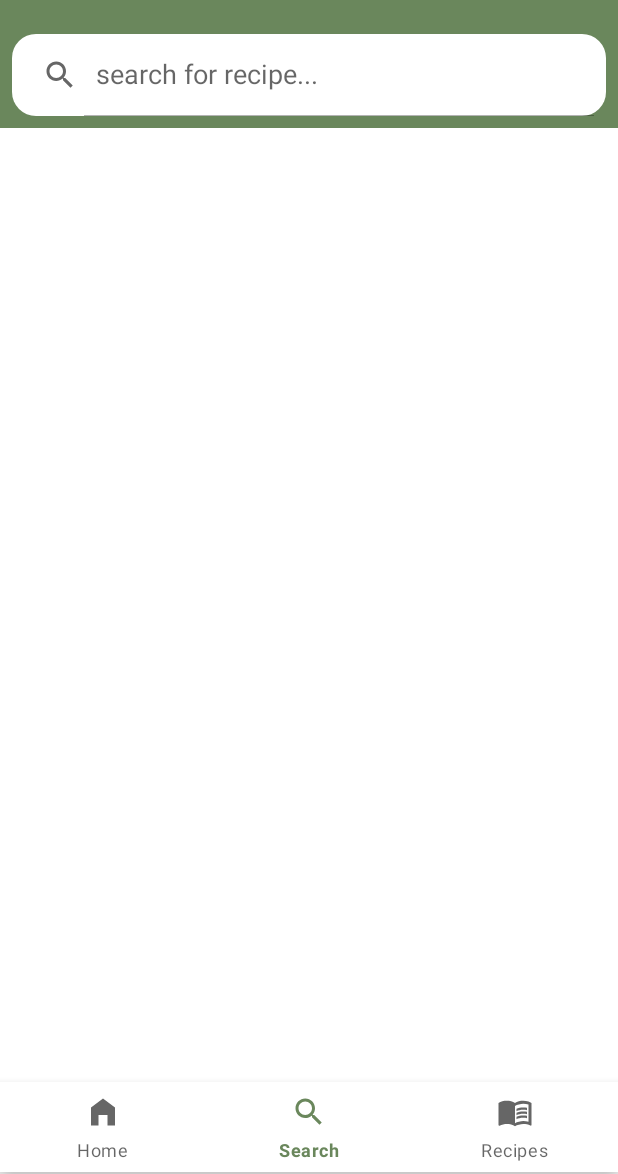
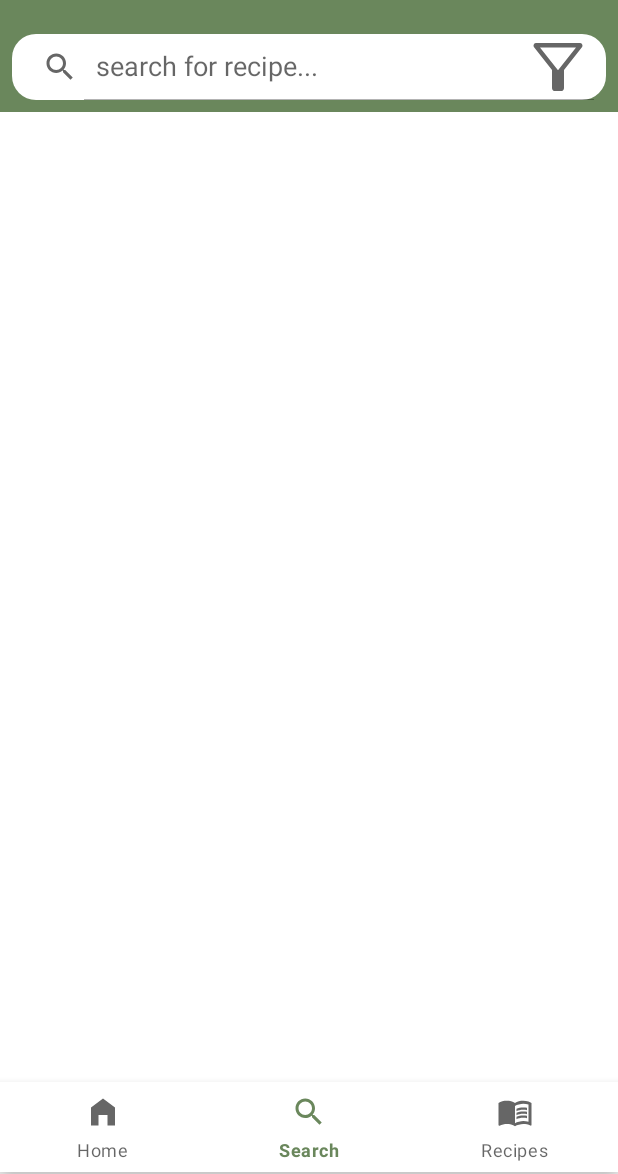
Before and after one commit to user1312420/KitchenCompass, an Android app: the screen it shows after launch (MainActivity), item 2 of the bottom bar chosen, on a phone screen of 412 x 824 dp, the part 62-1236 px from its top. Run offline under Robolectric (Android 15) with nearby library versions, the phone set to English and light mode, and no system bars.

Commit message:
add popupmenu for search filter

```diff
--- a/app/src/main/java/com/app/kitchencompass/ui/search/SearchFragment.kt
+++ b/app/src/main/java/com/app/kitchencompass/ui/search/SearchFragment.kt
@@ -4,8 +4,11 @@ import android.content.Intent
 import android.os.Bundle
 import android.util.Log
 import android.view.LayoutInflater
+import android.view.MenuItem
 import android.view.View
 import android.view.ViewGroup
+import android.widget.ImageButton
+import android.widget.PopupMenu
 import android.widget.SearchView
 import androidx.fragment.app.Fragment
 import androidx.lifecycle.lifecycleScope
@@ -26,10 +29,12 @@ import java.io.IOException
 class SearchFragment : Fragment(), RecipeAdapter.OnItemClickListener {
 
     private val client = OkHttpClient()
-    private val baseURL: String = "http://23.236.54.96:9999/api/"
+    private val baseURL: String = "http://23.236.54.96:9999/api"
     private lateinit var searchView: SearchView
     private lateinit var recyclerView: RecyclerView
     private lateinit var recipeAdapter: RecipeAdapter
+    private lateinit var filterButton: ImageButton
+    private var currentFilter = "Name" // Default filter
 
     override fun onCreateView(
         inflater: LayoutInflater, container: ViewGroup?,
@@ -41,7 +46,12 @@ class SearchFragment : Fragment(), RecipeAdapter.OnItemClickListener {
         // Initialize views
         searchView = view.findViewById(R.id.search_view)
         recyclerView = view.findViewById(R.id.recycler_view)
+        filterButton = view.findViewById(R.id.filter_button)
+
         recyclerView.layoutManager = LinearLayoutManager(context)
+
+        // Set up PopupMenu for filter options
+        filterButton.setOnClickListener { showFilterPopup(it) }
 
         // SearchView listener
         searchView.setOnQueryTextListener(
@@ -50,7 +60,7 @@ class SearchFragment : Fragment(), RecipeAdapter.OnItemClickListener {
                     if (!query.isNullOrBlank()) {
                         lifecycleScope.launch {
                             try {
-                                val recipes: List<Recipe> = requestRecipes("ingredients", query)
+                                val recipes: List<Recipe> = requestRecipes(currentFilter, query)
                                 recipeAdapter = RecipeAdapter(recipes, this@SearchFragment)
                                 recyclerView.adapter = recipeAdapter
                             } catch (e: IOException) {
@@ -71,7 +81,21 @@ class SearchFragment : Fragment(), RecipeAdapter.OnItemClickListener {
         return view
     }
 
+    private fun showFilterPopup(view: View) {
+        val popupMenu = PopupMenu(requireContext(), view)
+        popupMenu.menuInflater.inflate(R.menu.filter_menu, popupMenu.menu)
+
+        popupMenu.setOnMenuItemClickListener { menuItem: MenuItem ->
+            currentFilter = menuItem.title.toString()
+            searchView.queryHint = "Search by $currentFilter"
+            true
+        }
+
+        popupMenu.show()
+    }
+
     override fun onItemClick(recipe: Recipe) {
+        // Handle item click and navigate to DetailedActivity
         val intent = Intent(context, DetailedActivity::class.java)
         intent.putExtra("RECIPE_NAME", recipe.name)
         intent.putExtra("RECIPE_IMAGE", recipe.previewImage)
@@ -83,7 +107,7 @@ class SearchFragment : Fragment(), RecipeAdapter.OnItemClickListener {
 
     @Throws(IOException::class)
     suspend fun requestRecipes(apiEndpoint: String, requestArgument: String): List<Recipe> {
-        val url = "$baseURL$apiEndpoint?$apiEndpoint=$requestArgument"
+        val url = "$baseURL/recipe?$apiEndpoint=$requestArgument"
         val request = Request.Builder().url(url).build()
 
         return withContext(Dispatchers.IO) {
--- /dev/null
+++ b/app/src/main/res/drawable/ic_filter_list.xml
@@ -0,0 +1,10 @@
+<vector xmlns:android="http://schemas.android.com/apk/res/android"
+    android:width="48dp"
+    android:height="48dp"
+    android:viewportWidth="960"
+    android:viewportHeight="960"
+    android:tint="?attr/colorControlNormal">
+  <path
+      android:fillColor="@android:color/white"
+      android:pathData="M440,800Q423,800 411.5,788.5Q400,777 400,760L400,520L161,215Q147,198 157,179Q167,160 188,160L772,160Q793,160 803,179Q813,198 799,215L560,520L560,760Q560,777 548.5,788.5Q537,800 520,800L440,800ZM480,524L720,220L240,220L480,524ZM480,524L480,524L480,524Z"/>
+</vector>
--- a/app/src/main/res/layout/activity_search.xml
+++ b/app/src/main/res/layout/activity_search.xml
@@ -1,13 +1,14 @@
 <?xml version="1.0" encoding="utf-8"?>
 <androidx.constraintlayout.widget.ConstraintLayout xmlns:android="http://schemas.android.com/apk/res/android"
     xmlns:app="http://schemas.android.com/apk/res-auto"
+    xmlns:tools="http://schemas.android.com/tools"
     android:layout_width="match_parent"
     android:layout_height="match_parent">
 
     <SearchView
         android:id="@+id/search_view"
         android:layout_width="0dp"
-        android:layout_height="0dp"
+        android:layout_height="60dp"
         app:layout_constraintTop_toTopOf="parent"
         app:layout_constraintLeft_toLeftOf="parent"
         app:layout_constraintRight_toRightOf="parent"
@@ -15,7 +16,19 @@
         android:queryHint="search for recipe..."
         android:iconifiedByDefault="false"
         android:background="@drawable/rounded_search_view"
-        android:padding="8dp"/>
+        android:padding="8dp">
+    </SearchView>
+    <ImageButton
+        android:id="@+id/filter_button"
+        android:layout_width="wrap_content"
+        android:layout_height="wrap_content"
+        android:src="@drawable/ic_filter_list"
+        android:contentDescription="Filter options"
+        app:layout_constraintTop_toTopOf="@id/search_view"
+        app:layout_constraintBottom_toBottomOf="@id/search_view"
+        app:layout_constraintEnd_toEndOf="parent"
+        android:background="?attr/selectableItemBackgroundBorderless"
+        android:layout_marginEnd="16dp"/>
 
     <androidx.recyclerview.widget.RecyclerView
         android:id="@+id/recycler_view"
@@ -25,5 +38,6 @@
         app:layout_constraintLeft_toLeftOf="parent"
         app:layout_constraintRight_toRightOf="parent"
         app:layout_constraintBottom_toBottomOf="parent"
-        android:layout_marginTop="16dp" />
+        android:layout_marginTop="16dp" >
+    </androidx.recyclerview.widget.RecyclerView>
 </androidx.constraintlayout.widget.ConstraintLayout>
--- /dev/null
+++ b/app/src/main/res/menu/filter_menu.xml
@@ -0,0 +1,12 @@
+<?xml version="1.0" encoding="utf-8"?>
+<menu xmlns:android="http://schemas.android.com/apk/res/android">
+    <item
+        android:id="@+id/filter_name"
+        android:title="name"/>
+    <item
+        android:id="@+id/filter_ingredients"
+        android:title="ingredient"/>
+    <item
+        android:id="@+id/filter_instructions"
+        android:title="instruction"/>
+</menu>
--- a/app/src/main/res/values/strings.xml
+++ b/app/src/main/res/values/strings.xml
@@ -1,3 +1,8 @@
 <resources>
     <string name="app_name">KitchenCompass</string>
+    <string-array name="filter_options">
+        <item>Name</item>
+        <item>Zutaten</item>
+        <item>Anweisungen</item>
+    </string-array>
 </resources>
```
